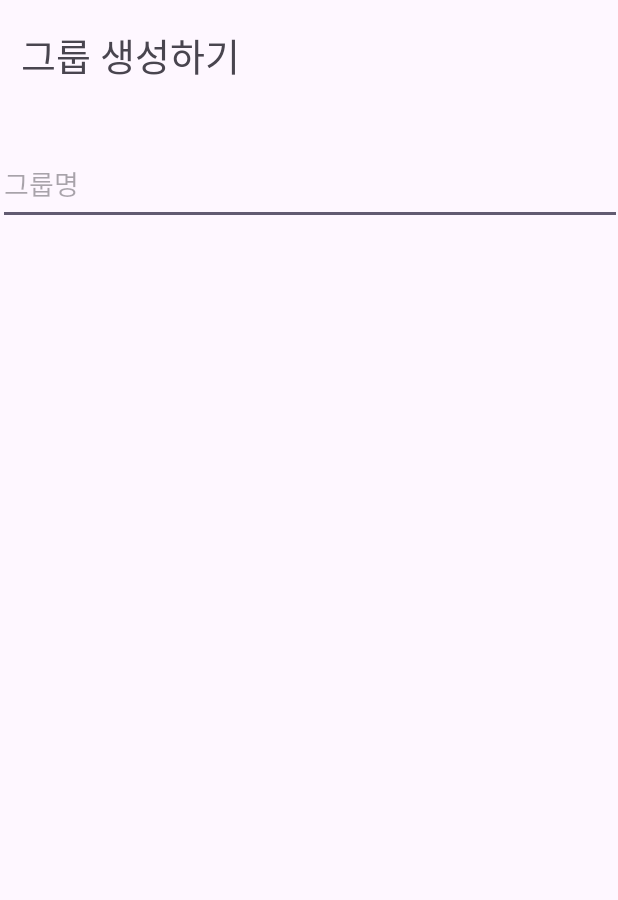
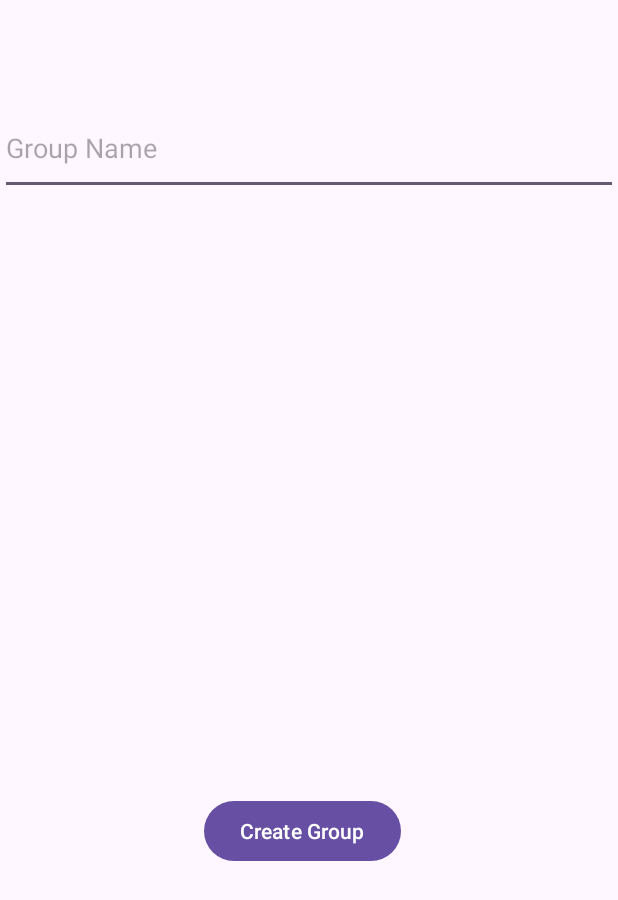
Before and after one commit to dlagyfl/Helpmeplz, an Android app: the CreateGroup screen opened directly, with no data from a screen before it, on a phone screen of 412 x 824 dp. Shown: the top 900 px of the screen. Run offline under Robolectric (Android 15) with nearby library versions, the phone set to English and light mode, and no system bars; our stand-ins replace Firebase (no records; nobody signed in at launch, a user with empty details on screens opened directly).

Commit message:
주영 5/22

```diff
--- a/app/src/main/java/com/example/helpmeplz/CreateGroup.java
+++ b/app/src/main/java/com/example/helpmeplz/CreateGroup.java
@@ -1,17 +1,91 @@
 package com.example.helpmeplz;
 
+import androidx.annotation.NonNull;
 import androidx.appcompat.app.AppCompatActivity;
 
+import android.content.Context;
 import android.content.Intent;
 import android.os.Bundle;
+import android.view.KeyEvent;
+import android.view.View;
+import android.view.inputmethod.EditorInfo;
+import android.view.inputmethod.InputMethodManager;
+import android.widget.ArrayAdapter;
+import android.widget.Button;
+import android.widget.EditText;
+import android.widget.TextView;
+import android.widget.Toast;
+
+import com.google.android.gms.tasks.OnFailureListener;
+import com.google.android.gms.tasks.OnSuccessListener;
+import com.google.firebase.auth.FirebaseAuth;
+import com.google.firebase.database.DataSnapshot;
+import com.google.firebase.database.DatabaseReference;
+import com.google.firebase.database.FirebaseDatabase;
+
+import java.util.ArrayList;
+import java.util.HashMap;
 
 public class CreateGroup extends AppCompatActivity {
+
+    private EditText editTextGroupName;
+    private Button buttonCreateGroup;
+    private DatabaseReference database;
+    private FirebaseAuth firebaseAuth;
 
     @Override
     protected void onCreate(Bundle savedInstanceState) {
         super.onCreate(savedInstanceState);
         setContentView(R.layout.activity_create_group);
 
-        Intent intent = getIntent();
+        editTextGroupName = findViewById(R.id.editTextGroupName);
+        buttonCreateGroup = findViewById(R.id.buttonCreateGroup);
+
+        database = FirebaseDatabase.getInstance().getReference();
+        firebaseAuth = FirebaseAuth.getInstance();
+
+        buttonCreateGroup.setOnClickListener(new View.OnClickListener() {
+            @Override
+            public void onClick(View v) {
+                String groupName = editTextGroupName.getText().toString();
+
+                GroupNameInfo newGroup = new GroupNameInfo(groupName);
+                createGroup(newGroup);
+            }
+        });
+
+        editTextGroupName.setOnEditorActionListener(new TextView.OnEditorActionListener() {
+            @Override
+            public boolean onEditorAction(TextView v, int actionId, KeyEvent event) {
+                if(actionId == EditorInfo.IME_ACTION_DONE) {
+                    InputMethodManager imm = (InputMethodManager) getSystemService(Context.INPUT_METHOD_SERVICE);
+                    imm.hideSoftInputFromWindow(editTextGroupName.getWindowToken(), 0);
+                    return true;
+                }
+                return false;
+            }
+        });
+    }
+
+    private void createGroup(GroupNameInfo group) {
+        String userId = firebaseAuth.getCurrentUser().getUid();
+        String groupId = database.child("groups").child("users").child(userId).push().getKey();
+        database.child("groups").child("users").child(userId).child(groupId).setValue(group)
+                .addOnSuccessListener(new OnSuccessListener<Void>() {
+                    @Override
+                    public void onSuccess(Void aVoid) {
+                        // 그룹 생성 성공 시 처리할 작업
+                        Toast.makeText(CreateGroup.this, "Group created successfully!", Toast.LENGTH_SHORT).show();
+                        editTextGroupName.setText(null);
+                    }
+                })
+                .addOnFailureListener(new OnFailureListener() {
+                    @Override
+                    public void onFailure(@NonNull Exception e) {
+                        // 그룹 생성 실패 시 처리할 작업
+                        Toast.makeText(CreateGroup.this, "Failed to create group.", Toast.LENGTH_SHORT).show();
+                        editTextGroupName.setText(null);
+                    }
+                });
     }
 }
--- a/app/src/main/java/com/example/helpmeplz/Sign_in.java
+++ b/app/src/main/java/com/example/helpmeplz/Sign_in.java
@@ -65,7 +65,7 @@ public class Sign_in extends AppCompatActivity {
             }
         }
         else{
-            Toast.makeText(Sign_in.this, "아아디와 비밀번호를 확인해주세요." ,Toast.LENGTH_SHORT).show();
+            Toast.makeText(Sign_in.this, "아이디와 비밀번호를 확인해주세요." ,Toast.LENGTH_SHORT).show();
         }
     }
 
--- a/app/src/main/res/layout/activity_create_group.xml
+++ b/app/src/main/res/layout/activity_create_group.xml
@@ -1,32 +1,39 @@
 <?xml version="1.0" encoding="utf-8"?>
-<androidx.constraintlayout.widget.ConstraintLayout xmlns:android="http://schemas.android.com/apk/res/android"
+<RelativeLayout
+    xmlns:android="http://schemas.android.com/apk/res/android"
+    xmlns:tools="http://schemas.android.com/tools"
     xmlns:app="http://schemas.android.com/apk/res-auto"
-    xmlns:tools="http://schemas.android.com/tools"
     android:layout_width="match_parent"
     android:layout_height="match_parent"
     tools:context=".CreateGroup">
 
-    <TextView
-        android:id="@+id/textGroup"
-        android:layout_width="wrap_content"
-        android:layout_height="wrap_content"
-        android:text="그룹 생성하기"
-        android:textSize="25dp"
-        app:layout_constraintBottom_toBottomOf="parent"
-        app:layout_constraintEnd_toEndOf="parent"
-        app:layout_constraintHorizontal_bias="0.052"
-        app:layout_constraintStart_toStartOf="parent"
-        app:layout_constraintTop_toTopOf="parent"
-        app:layout_constraintVertical_bias="0.022" />
+    <LinearLayout
+        android:layout_width="match_parent"
+        android:layout_height="match_parent"
+        android:orientation="vertical">
 
-    <EditText
-        android:id="@+id/editText"
-        android:layout_width="416dp"
-        android:layout_height="54dp"
-        android:layout_marginTop="96dp"
-        android:hint="그룹명"
-        app:layout_constraintEnd_toEndOf="parent"
-        app:layout_constraintStart_toStartOf="parent"
-        app:layout_constraintTop_toTopOf="parent" />
+        <EditText
+            android:id="@+id/editTextGroupName"
+            android:layout_width="match_parent"
+            android:layout_height="62dp"
+            android:layout_marginTop="68dp"
+            android:hint="Group Name"
+            android:inputType="text|textCapSentences"
+            android:maxLines="1"
+            android:imeOptions="actionDone"
+            app:layout_constraintTop_toTopOf="parent"
+            tools:layout_editor_absoluteX="0dp" />
 
-</androidx.constraintlayout.widget.ConstraintLayout>
+        <Button
+            android:id="@+id/buttonCreateGroup"
+            android:layout_width="wrap_content"
+            android:layout_height="wrap_content"
+            android:layout_below="@id/editTextGroupName"
+            android:layout_marginStart="136dp"
+            android:layout_marginTop="400dp"
+            android:text="Create Group"
+            app:layout_constraintStart_toStartOf="parent"
+            app:layout_constraintTop_toBottomOf="@+id/editTextGroupName" />
+
+    </LinearLayout>
+</RelativeLayout>
```
Also changed, not shown: app/src/main/AndroidManifest.xml (+8 -7 lines), app/src/main/java/com/example/helpmeplz/GroupList.java (added, +87 -0 lines), app/src/main/java/com/example/helpmeplz/GroupNameInfo.java (added, +22 -0 lines), app/src/main/java/com/example/helpmeplz/Menu.java (+10 -0 lines), app/src/main/java/com/example/helpmeplz/MyGroup.java (+0 -15 lines), app/src/main/res/layout/activity_group_list.xml (added, +32 -0 lines), app/src/main/res/layout/activity_my_group.xml (+0 -24 lines).
